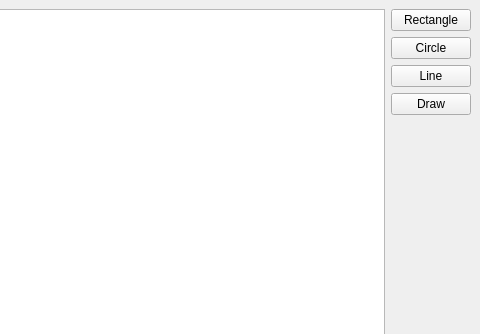
This is DrawingApplication/testresults.ui in aya-gv/SSE554-Project2 as Qt 5 draws it before an edit; both pictures show x 320 to 800 and y 0 to 334 of the 800 by 600 pixel window. The edited form follows.
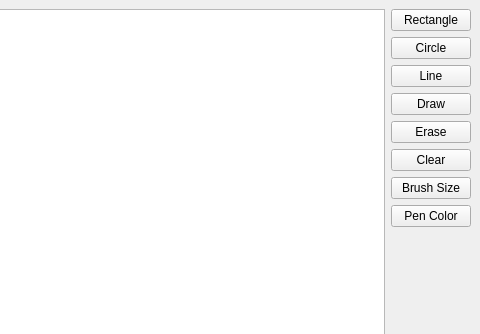
This is the edited form.

Commit message: added test cases for erase, clear, brush size, and pen color

The edit to the form file:
```diff
--- a/DrawingApplication/testresults.ui
+++ b/DrawingApplication/testresults.ui
@@ -15,9 +15,6 @@
   </property>
   <widget class="QWidget" name="centralwidget">
    <layout class="QGridLayout" name="gridLayout">
-    <item row="1" column="0" rowspan="5">
-     <widget class="QTextBrowser" name="testResultLog"/>
-    </item>
     <item row="1" column="1">
      <widget class="QPushButton" name="rectangleTest">
       <property name="text">
@@ -25,7 +22,21 @@
       </property>
      </widget>
     </item>
-    <item row="5" column="1">
+    <item row="2" column="1">
+     <widget class="QPushButton" name="circleTest">
+      <property name="text">
+       <string>Circle</string>
+      </property>
+     </widget>
+    </item>
+    <item row="7" column="1">
+     <widget class="QPushButton" name="BrushSizeTest">
+      <property name="text">
+       <string>Brush Size</string>
+      </property>
+     </widget>
+    </item>
+    <item row="9" column="1">
      <spacer name="verticalSpacer">
       <property name="orientation">
        <enum>Qt::Vertical</enum>
@@ -38,13 +49,6 @@
       </property>
      </spacer>
     </item>
-    <item row="2" column="1">
-     <widget class="QPushButton" name="circleTest">
-      <property name="text">
-       <string>Circle</string>
-      </property>
-     </widget>
-    </item>
     <item row="3" column="1">
      <widget class="QPushButton" name="lineTest">
       <property name="text">
@@ -52,6 +56,16 @@
       </property>
      </widget>
     </item>
+    <item row="1" column="0" rowspan="9">
+     <widget class="QTextBrowser" name="testResultLog"/>
+    </item>
+    <item row="5" column="1">
+     <widget class="QPushButton" name="eraseTest">
+      <property name="text">
+       <string>Erase</string>
+      </property>
+     </widget>
+    </item>
     <item row="4" column="1">
      <widget class="QPushButton" name="drawTest">
       <property name="text">
@@ -59,6 +73,20 @@
       </property>
      </widget>
     </item>
+    <item row="6" column="1">
+     <widget class="QPushButton" name="clearTest">
+      <property name="text">
+       <string>Clear</string>
+      </property>
+     </widget>
+    </item>
+    <item row="8" column="1">
+     <widget class="QPushButton" name="penColorTest">
+      <property name="text">
+       <string>Pen Color</string>
+      </property>
+     </widget>
+    </item>
    </layout>
   </widget>
   <widget class="QMenuBar" name="menubar">
@@ -67,7 +95,7 @@
      <x>0</x>
      <y>0</y>
      <width>800</width>
-     <height>26</height>
+     <height>21</height>
     </rect>
    </property>
   </widget>
```
The commit also changes 7 other files.
